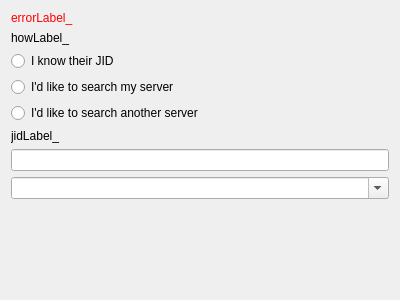
Before: the Qt Designer form Swift/QtUI/UserSearch/QtUserSearchFirstPage.ui in swift/swift, drawn with Qt 5.
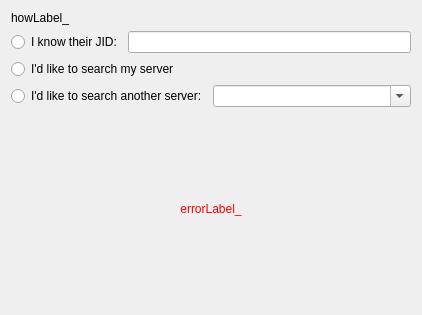
After: the same form once the commit is applied.

Commit message: Tweaked user search UI a bit.

```diff
--- a/Swift/QtUI/UserSearch/QtUserSearchFirstPage.ui
+++ b/Swift/QtUI/UserSearch/QtUserSearchFirstPage.ui
@@ -6,8 +6,8 @@
    <rect>
     <x>0</x>
     <y>0</y>
-    <width>400</width>
-    <height>300</height>
+    <width>422</width>
+    <height>315</height>
    </rect>
   </property>
   <property name="windowTitle">
@@ -20,13 +20,6 @@
    <string>Add another user to your roster. If you know their JID you can add them directly, or you can search for them.</string>
   </property>
   <layout class="QVBoxLayout" name="verticalLayout">
-   <item>
-    <widget class="QLabel" name="errorLabel_">
-     <property name="text">
-      <string>&lt;font color='red'&gt;errorLabel_&lt;/font&gt;</string>
-     </property>
-    </widget>
-   </item>
    <item>
     <widget class="QLabel" name="howLabel_">
      <property name="text">
@@ -35,11 +28,18 @@
     </widget>
    </item>
    <item>
-    <widget class="QRadioButton" name="byJID_">
-     <property name="text">
-      <string>I know their JID</string>
-     </property>
-    </widget>
+    <layout class="QHBoxLayout" name="horizontalLayout_2">
+     <item>
+      <widget class="QRadioButton" name="byJID_">
+       <property name="text">
+        <string>I know their JID:</string>
+       </property>
+      </widget>
+     </item>
+     <item>
+      <widget class="QLineEdit" name="jid_"/>
+     </item>
+    </layout>
    </item>
    <item>
     <widget class="QRadioButton" name="byLocalSearch_">
@@ -49,26 +49,49 @@
     </widget>
    </item>
    <item>
-    <widget class="QRadioButton" name="byRemoteSearch_">
-     <property name="text">
-      <string>I'd like to search another server</string>
-     </property>
-    </widget>
+    <layout class="QHBoxLayout" name="horizontalLayout">
+     <item>
+      <widget class="QRadioButton" name="byRemoteSearch_">
+       <property name="text">
+        <string>I'd like to search another server:</string>
+       </property>
+      </widget>
+     </item>
+     <item>
+      <widget class="QComboBox" name="service_">
+       <property name="sizePolicy">
+        <sizepolicy hsizetype="Expanding" vsizetype="Fixed">
+         <horstretch>0</horstretch>
+         <verstretch>0</verstretch>
+        </sizepolicy>
+       </property>
+       <property name="editable">
+        <bool>true</bool>
+       </property>
+      </widget>
+     </item>
+    </layout>
    </item>
    <item>
-    <widget class="QLabel" name="jidLabel_">
-     <property name="text">
-      <string>jidLabel_</string>
+    <spacer name="verticalSpacer_2">
+     <property name="orientation">
+      <enum>Qt::Vertical</enum>
      </property>
-    </widget>
+     <property name="sizeHint" stdset="0">
+      <size>
+       <width>20</width>
+       <height>77</height>
+      </size>
+     </property>
+    </spacer>
    </item>
    <item>
-    <widget class="QLineEdit" name="jid_"/>
-   </item>
-   <item>
-    <widget class="QComboBox" name="service_">
-     <property name="editable">
-      <bool>true</bool>
+    <widget class="QLabel" name="errorLabel_">
+     <property name="text">
+      <string>&lt;font color='red'&gt;errorLabel_&lt;/font&gt;</string>
+     </property>
+     <property name="alignment">
+      <set>Qt::AlignCenter</set>
      </property>
     </widget>
    </item>
```
The commit also changes 1 other file.
